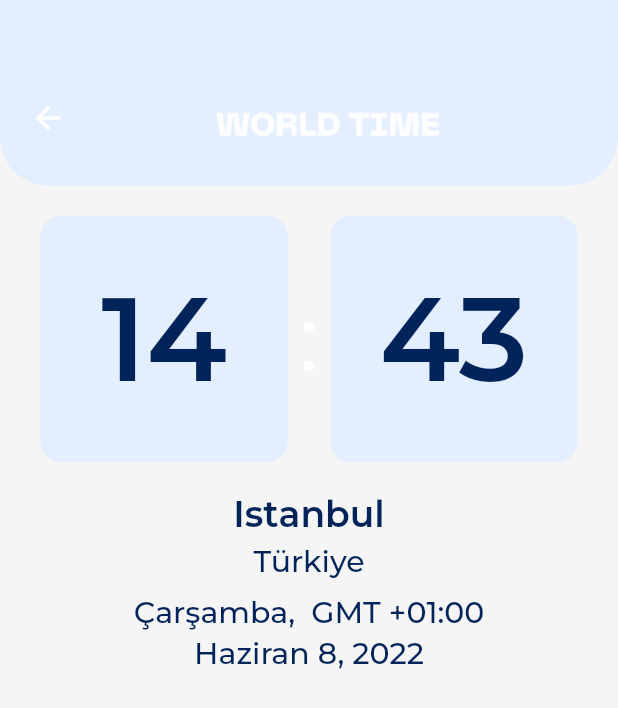
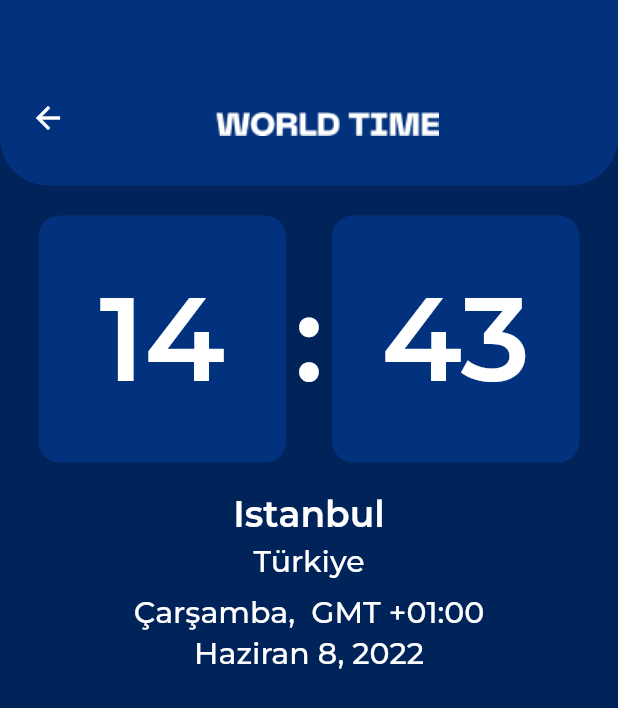
Before and after one commit to VeyselSahn/dop_case, a Flutter app: the MainScreen screen opened directly, after a tap on the "navigate next" icon, on a phone screen of 412 x 824 dp. Shown: the top 708 px of the screen. Run offline on Flutter 3.47's test engine with Material 2 defaults, Android fonts, the phone set to English and light mode, and no system bars; our stand-ins replace get_it.

Commit message:
routes & navigation & changing theme added

```diff
--- a/lib/component/constants/constants_shelf.dart
+++ b/lib/component/constants/constants_shelf.dart
@@ -0,0 +1 @@
+export 'navigation_constants.dart';
--- /dev/null
+++ b/lib/component/constants/navigation_constants.dart
@@ -0,0 +1,4 @@
+class NavigationConstants {
+  static const String main = 'main';
+  static const String secondary = 'secondary';
+}
--- a/lib/core/init/init_shelf.dart
+++ b/lib/core/init/init_shelf.dart
@@ -0,0 +1,3 @@
+export 'theme/light_shelf.dart';
+export 'navigation/navigation_shelf.dart';
+export 'singleton/singleton_shelf.dart';
--- /dev/null
+++ b/lib/core/init/navigation/navigation_route.dart
@@ -0,0 +1,24 @@
+import 'package:dop_case/screen/main/main_screen.dart';
+import 'package:dop_case/screen/secondary/secondary_screen.dart';
+import 'package:flutter/material.dart';
+
+import '../../../component/component_shelf.dart';
+
+class NavigationRoute {
+  Route<dynamic> generateRoute(RouteSettings args) {
+    switch (args.name) {
+      case NavigationConstants.main:
+        return normalNavigate(const MainScreen());
+      case NavigationConstants.secondary:
+        return normalNavigate(const SecondaryScreen());
+      default:
+        return normalNavigate(const MainScreen());
+    }
+  }
+
+  MaterialPageRoute normalNavigate(Widget widget) {
+    return MaterialPageRoute(
+      builder: (context) => widget,
+    );
+  }
+}
--- /dev/null
+++ b/lib/core/init/navigation/navigation_service.dart
@@ -0,0 +1,15 @@
+import 'package:flutter/material.dart';
+
+class NavigationService {
+  GlobalKey<NavigatorState> navigatorKey = GlobalKey();
+  // ignore: prefer_function_declarations_over_variables
+  final removeAllOldRoutes = (route) => false;
+
+  Future<void> navigateToPage({String path = '/', Object data = const {}}) async {
+    await navigatorKey.currentState?.pushNamed(path, arguments: data);
+  }
+
+  Future<void> navigateToPageClear({String path = '/', Object data = const {}}) async {
+    await navigatorKey.currentState?.pushNamedAndRemoveUntil(path, removeAllOldRoutes, arguments: data);
+  }
+}
--- /dev/null
+++ b/lib/core/init/navigation/navigation_shelf.dart
@@ -0,0 +1,2 @@
+export 'navigation_route.dart';
+export 'navigation_service.dart';
--- /dev/null
+++ b/lib/core/init/singleton/global_vars.dart
@@ -0,0 +1,7 @@
+import 'package:dop_case/core/core_shelf.dart';
+import 'package:dop_case/core/init/navigation/navigation_service.dart';
+
+class GlobalVars {
+  static var navigatorService = getIt<NavigationService>();
+  static var context = getIt<NavigationService>().navigatorKey.currentContext!;
+}
--- /dev/null
+++ b/lib/core/init/singleton/singleton_shelf.dart
@@ -0,0 +1,2 @@
+export 'locator.dart';
+export 'global_vars.dart';
--- /dev/null
+++ b/lib/core/provider/provider_list.dart
@@ -0,0 +1,19 @@
+import 'package:provider/provider.dart';
+import 'package:provider/single_child_widget.dart';
+import 'theme_provider.dart';
+
+class ApplicationProvider {
+  static ApplicationProvider? _instance;
+  static ApplicationProvider? get instance {
+    _instance ??= ApplicationProvider._init();
+    return _instance;
+  }
+
+  ApplicationProvider._init();
+
+  List<SingleChildWidget> dependItems = [
+    ChangeNotifierProvider(
+      create: (context) => ThemeProvider(),
+    ),
+  ];
+}
--- a/lib/core/provider/providers_shelf.dart
+++ b/lib/core/provider/providers_shelf.dart
@@ -0,0 +1,2 @@
+export 'provider_list.dart';
+export 'theme_provider.dart';
--- /dev/null
+++ b/lib/core/provider/theme_provider.dart
@@ -0,0 +1,16 @@
+import 'package:flutter/material.dart';
+
+import '../core_shelf.dart';
+
+class ThemeProvider with ChangeNotifier {
+  ThemeData themeData = getDarkTheme();
+
+  void changeTheme() {
+    themeData = isDark() ? getLightTheme() : getDarkTheme();
+    notifyListeners();
+  }
+
+  bool isDark() {
+    return themeData == getDarkTheme();
+  }
+}
--- a/lib/screen/main/components/city_tile_widget.dart
+++ b/lib/screen/main/components/city_tile_widget.dart
@@ -1,6 +1,6 @@
+import 'package:dop_case/component/component_shelf.dart';
 import 'package:dop_case/core/core_shelf.dart';
 import 'package:flutter/material.dart';
-import '../../secondary/secondary_screen.dart';
 
 class CityTileWidget extends StatelessWidget {
   const CityTileWidget({Key? key}) : super(key: key);
@@ -37,12 +37,8 @@ class CityTileWidget extends StatelessWidget {
             Positioned(
               right: 10,
               child: InkWell(
-                onTap: () {
-                  Navigator.push(
-                      context,
-                      MaterialPageRoute(
-                        builder: (context) => const SecondaryScreen(),
-                      ));
+                onTap: () async {
+                  await GlobalVars.navigatorService.navigateToPage(path: NavigationConstants.secondary);
                 },
                 child: CircleAvatar(
                   backgroundColor: Theme.of(context).scaffoldBackgroundColor,
--- a/lib/screen/main/components/main_bar_widget.dart
+++ b/lib/screen/main/components/main_bar_widget.dart
@@ -1,5 +1,6 @@
 import 'package:dop_case/core/core_shelf.dart';
 import 'package:flutter/material.dart';
+import 'package:provider/provider.dart';
 
 class MainBarWidget extends StatelessWidget {
   const MainBarWidget({Key? key}) : super(key: key);
@@ -48,12 +49,15 @@ class MainBarWidget extends StatelessWidget {
               'Hoşgeldin Özgür',
               style: Theme.of(context).textTheme.headlineMedium,
             ),
-            CircleAvatar(
-              radius: 17,
-              backgroundColor: Colors.white,
-              child: Image.asset(
-                'sun'.imgPngPath,
-                height: 25,
+            InkWell(
+              onTap: () => context.read<ThemeProvider>().changeTheme(),
+              child: CircleAvatar(
+                radius: 17,
+                backgroundColor: Colors.white,
+                child: Image.asset(
+                  'sun'.imgPngPath,
+                  height: 25,
+                ),
               ),
             )
           ],
--- a/lib/screen/main/main_screen.dart
+++ b/lib/screen/main/main_screen.dart
@@ -1,7 +1,5 @@
-import 'package:dop_case/core/core_shelf.dart';
 import 'package:dop_case/screen/main/components/city_tile_widget.dart';
 import 'package:dop_case/screen/main/components/main_bar_widget.dart';
-import 'package:dop_case/screen/secondary/secondary_screen.dart';
 import 'package:flutter/material.dart';
 
 class MainScreen extends StatelessWidget {
--- a/lib/screen/secondary/secondary_screen.dart
+++ b/lib/screen/secondary/secondary_screen.dart
@@ -1,4 +1,3 @@
-import 'package:dop_case/core/core_shelf.dart';
 import 'package:dop_case/screen/secondary/components/clock_box_widget.dart';
 import 'package:dop_case/screen/secondary/components/sec_bar_widget.dart';
 import 'package:flutter/material.dart';
@@ -16,13 +15,13 @@ class SecondaryScreen extends StatelessWidget {
             padding: const EdgeInsets.symmetric(horizontal: 20, vertical: 20),
             child: Row(
               mainAxisAlignment: MainAxisAlignment.spaceEvenly,
-              children: const [
-                ClockBoxWidget(text: '14'),
+              children: [
+                const ClockBoxWidget(text: '14'),
                 Text(
                   ':',
-                  style: TextStyle(color: Colors.white, fontSize: 60),
+                  style: Theme.of(context).textTheme.displayLarge,
                 ),
-                ClockBoxWidget(text: '43')
+                const ClockBoxWidget(text: '43')
               ],
             ),
           ),
--- a/lib/screen/splash/splash.dart
+++ b/lib/screen/splash/splash.dart
@@ -12,7 +12,7 @@ class SplashScreen extends StatelessWidget {
         onTap: () => Navigator.pushAndRemoveUntil(
             context,
             MaterialPageRoute(
-              builder: (context) => MainScreen(),
+              builder: (context) => const MainScreen(),
             ),
             (route) => false),
         child: Center(
```
Also changed, not shown: lib/core/init/singleton/locator.dart (added, +11 -0 lines), lib/main.dart (+13 -9 lines), assets/imgs/moon.png (added), assets/imgs/worldtime_light.png (added).
